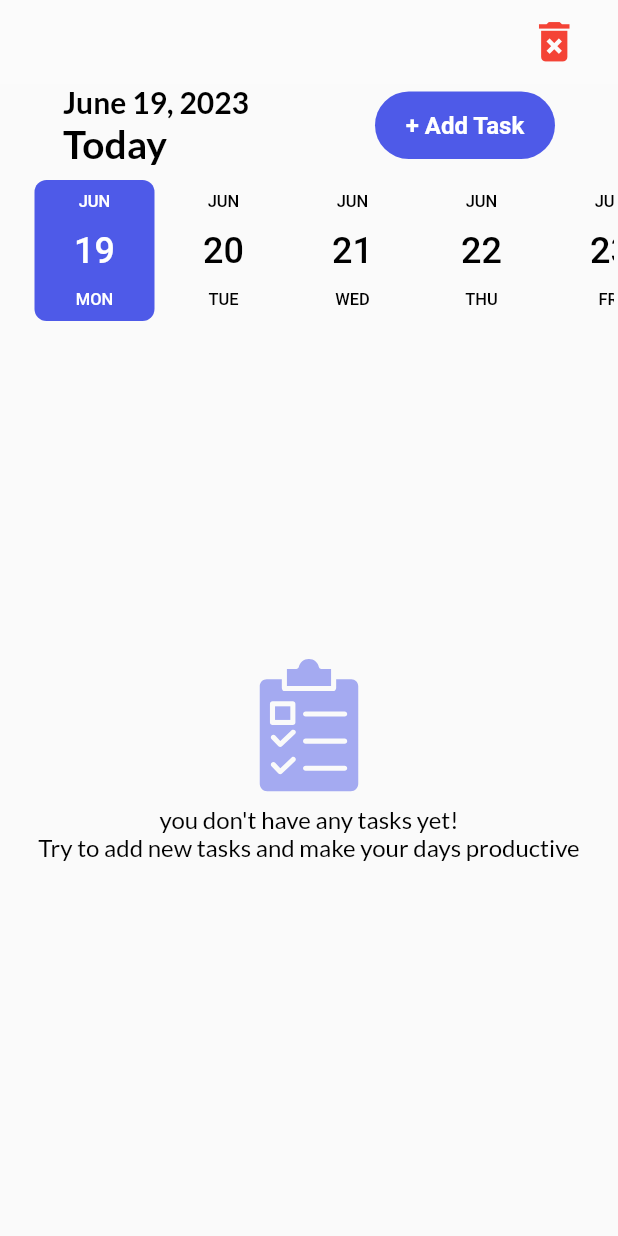
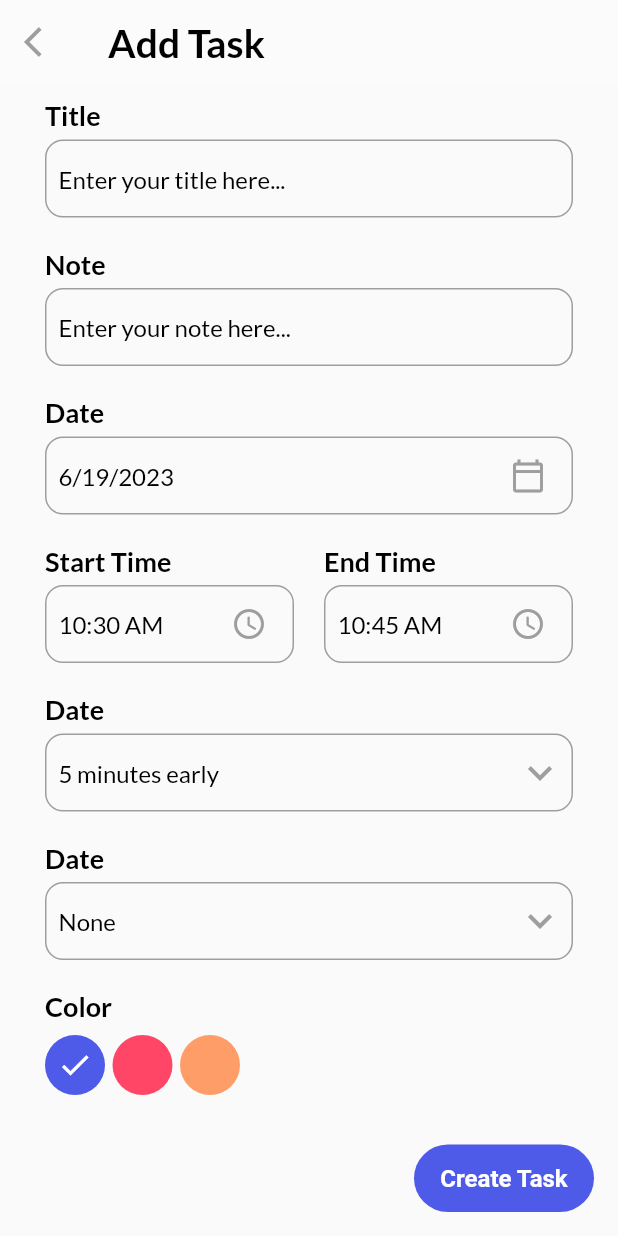
Before and after one commit to d4kash/todo-app, a Flutter app: the screen it shows after launch, after a tap on "+ Add Task", on a phone screen of 412 x 824 dp. Run offline on Flutter 3.47's test engine with Material 2 defaults, Android fonts, the phone set to English and light mode, and no system bars; drawn by our look-alikes of date_picker_timeline; our stand-ins replace flutter_staggered_animations, flutter_svg, get, get_storage, google_fonts, sqflite; accounts and stored records are empty.

Commit message:
add task button added

```diff
--- /dev/null
+++ b/lib/ui/pages/add_task_page.dart
@@ -0,0 +1,305 @@
+import 'package:flutter/material.dart';
+import 'package:get/get.dart';
+import 'package:intl/intl.dart';
+import 'package:todo/controllers/task_controller.dart';
+import 'package:todo/models/task.dart';
+import 'package:todo/ui/widgets/input_field.dart';
+
+import '../theme.dart';
+import '../widgets/button.dart';
+
+class AddTaskPage extends StatefulWidget {
+  const AddTaskPage({Key? key}) : super(key: key);
+
+  @override
+  State<AddTaskPage> createState() => _AddTaskPageState();
+}
+
+class _AddTaskPageState extends State<AddTaskPage> {
+  final TaskController _taskController = Get.put(TaskController());
+
+  final TextEditingController _titleController = TextEditingController();
+  final TextEditingController _noteController = TextEditingController();
+
+  late DateTime _selecteDate = DateTime.now();
+  late String _startTime =
+      DateFormat('hh:mm a').format(DateTime.now()).toString();
+  String _endTime = DateFormat('hh:mm a')
+      .format(DateTime.now().add(const Duration(minutes: 15)))
+      .toString();
+  int _selectedRemind = 5;
+  List<int> remindList = [5, 10, 15, 20];
+  String _selectedRepeat = 'None';
+  List<String> repeatList = ['None', 'Daily', 'Weekly', 'Monthly'];
+  int _selectedColor = 0;
+  List<Color> colorList = [bluishClr, pinkClr, orangeClr];
+
+  @override
+  Widget build(BuildContext context) {
+    return Scaffold(
+      appBar: _appBar(),
+      body: Container(
+        padding: const EdgeInsets.symmetric(horizontal: 20.0),
+        child: SingleChildScrollView(
+          child: Column(
+            children: [
+              //Title
+              InputField(
+                title: 'Title',
+                hint: 'Enter your title here...',
+                fieldController: _titleController,
+              ),
+              //Note
+              InputField(
+                title: 'Note',
+                hint: 'Enter your note here...',
+                fieldController: _noteController,
+              ),
+              //Date
+              InputField(
+                title: 'Date',
+                hint: DateFormat.yMd().format(_selecteDate),
+                child: IconButton(
+                  onPressed: () => _getDateFromUser(),
+                  icon: const Icon(
+                    Icons.calendar_today_outlined,
+                    color: Colors.grey,
+                  ),
+                ),
+              ),
+              //Date Range
+              Row(
+                children: [
+                  Expanded(
+                    child: InputField(
+                      title: 'Start Time',
+                      hint: _startTime,
+                      child: IconButton(
+                        onPressed: () => _getTimeFromUser(isStartTime: true),
+                        icon: const Icon(
+                          Icons.access_time_rounded,
+                          color: Colors.grey,
+                        ),
+                      ),
+                    ),
+                  ),
+                  Expanded(
+                    child: InputField(
+                      title: 'End Time',
+                      hint: _endTime,
+                      child: IconButton(
+                        onPressed: () => _getTimeFromUser(isStartTime: false),
+                        icon: const Icon(
+                          Icons.access_time_rounded,
+                          color: Colors.grey,
+                        ),
+                      ),
+                    ),
+                  ),
+                ],
+              ),
+              //Remind
+              InputField(
+                title: 'Date',
+                hint: '$_selectedRemind minutes early',
+                child: DropdownButton(
+                  onChanged: (String? newVal) {
+                    setState(() {
+                      _selectedRemind = int.parse(newVal!);
+                    });
+                  },
+                  items: remindList
+                      .map<DropdownMenuItem<String>>(
+                        (e) => DropdownMenuItem<String>(
+                          value: e.toString(),
+                          child: Text('$e minutes'),
+                        ),
+                      )
+                      .toList(),
+                  icon: const Icon(
+                    Icons.keyboard_arrow_down,
+                    size: 32,
+                    color: Colors.grey,
+                  ),
+                  elevation: 3,
+                  underline: Container(height: 0),
+                  borderRadius: BorderRadius.circular(15),
+                ),
+              ),
+              //Repeat
+              InputField(
+                title: 'Date',
+                hint: _selectedRepeat,
+                child: DropdownButton<String>(
+                  onChanged: (String? value) {
+                    setState(() {
+                      _selectedRepeat = value!;
+                    });
+                  },
+                  items: repeatList
+                      .map<DropdownMenuItem<String>>(
+                        (e) => DropdownMenuItem<String>(
+                          value: e,
+                          child: Text(e),
+                        ),
+                      )
+                      .toList(),
+                  icon: const Icon(
+                    Icons.keyboard_arrow_down,
+                    size: 32,
+                    color: Colors.grey,
+                  ),
+                  elevation: 3,
+                  underline: Container(height: 0),
+                  borderRadius: BorderRadius.circular(15),
+                ),
+              ),
+              //Color
+              Container(
+                margin: const EdgeInsets.symmetric(
+                    vertical: 10.0, horizontal: 10.0),
+                alignment: Alignment.centerLeft,
+                child: Column(
+                  crossAxisAlignment: CrossAxisAlignment.start,
+                  children: [
+                    Text(
+                      'Color',
+                      style: titleStyle,
+                      textAlign: TextAlign.left,
+                    ),
+                    Row(
+                      children: List.generate(
+                        colorList.length,
+                        (index) => Padding(
+                          padding: const EdgeInsets.only(right: 5.0, top: 8),
+                          child: InkWell(
+                            onTap: () {
+                              setState(() {
+                                _selectedColor = index;
+                              });
+                            },
+                            borderRadius: BorderRadius.circular(50),
+                            child: CircleAvatar(
+                              backgroundColor: colorList[index],
+                              child: index == _selectedColor
+                                  ? const Icon(
+                                      Icons.check,
+                                      color: Colors.white,
+                                    )
+                                  : null,
+                            ),
+                          ),
+                        ),
+                      ),
+                    )
+                  ],
+                ),
+              ),
+            ],
+          ),
+        ),
+      ),
+      floatingActionButton: MyButton(
+          label: 'Create Task',
+          onTap: () {
+            _validateDate();
+          }),
+    );
+  }
+
+  AppBar _appBar() {
+    return AppBar(
+      title: Text(
+        'Add Task',
+        style: headingStyle,
+      ),
+      elevation: 0,
+      backgroundColor:
+          Get.isDarkMode ? const Color(0x00303030) : Colors.white10,
+      leading: IconButton(
+        onPressed: () {
+          Get.back();
+        },
+        icon: const Icon(
+          Icons.arrow_back_ios,
+          size: 24,
+          color: Colors.grey,
+        ),
+      ),
+    );
+  }
+
+  _validateDate() {
+    if (_titleController.text.isNotEmpty && _noteController.text.isNotEmpty) {
+      print(1);
+      _addTaskToDb();
+      Get.back();
+    } else if (_titleController.text.isEmpty || _noteController.text.isEmpty) {
+      print(2);
+
+      Get.snackbar(
+        'Required',
+        'All fileds are required',
+        backgroundColor: Colors.white,
+        snackPosition: SnackPosition.BOTTOM,
+        colorText: pinkClr,
+        icon: const Icon(
+          Icons.warning_amber_rounded,
+          color: Colors.red,
+        ),
+      );
+    } else {
+      print('######## Error Here ! ########');
+    }
+  }
+
+  _addTaskToDb() {
+    _taskController.addTask(
+      task: Task(
+        id: null,
+        title: _titleController.text,
+        note: _noteController.text,
+        isCompleted: 0,
+        date: DateFormat.yMd().format(_selecteDate),
+        startTime: _startTime,
+        endTime: _endTime,
+        color: _selectedColor,
+        remind: _selectedRemind,
+        repeat: _selectedRepeat,
+      ),
+    );
+  }
+
+  _getDateFromUser() async {
+    DateTime? _pickedDate = await showDatePicker(
+      context: context,
+      initialDate: _selecteDate,
+      firstDate: DateTime(2015),
+      lastDate: DateTime(2030),
+    );
+    if (_pickedDate != null) {
+      setState(() {
+        _selecteDate = _pickedDate;
+      });
+    } else
+      print('picked date empty !');
+  }
+
+  _getTimeFromUser({required bool isStartTime}) async {
+    TimeOfDay? _pickedTime = await showTimePicker(
+      context: context,
+      initialTime: TimeOfDay.now(),
+    );
+    if (_pickedTime != null) {
+      setState(() {
+        if (isStartTime) {
+          _startTime = _pickedTime.format(context);
+          print(_startTime);
+        } else {
+          _endTime = _pickedTime.format(context);
+          print(_endTime);
+        }
+      });
+    }
+  }
+}
--- a/lib/ui/pages/home_page.dart
+++ b/lib/ui/pages/home_page.dart
@@ -7,7 +7,7 @@ import 'package:intl/intl.dart';
 import 'package:todo/models/task.dart';
 
 import 'package:todo/services/theme_services.dart';
-// import 'package:todo/ui/pages/add_task_page.dart';
+import 'package:todo/ui/pages/add_task_page.dart';
 import 'package:todo/ui/widgets/button.dart';
 import 'package:todo/ui/widgets/task_tile.dart';
 
@@ -85,8 +85,8 @@ class _HomePageState extends State<HomePage> {
         MyButton(
             label: '+ Add Task',
             onTap: () {
-              //   Get.to(() => const AddTaskPage(),
-              //       transition: Transition.downToUp);
+              Get.to(() => const AddTaskPage(),
+                  transition: Transition.downToUp);
             })
       ],
     );
--- a/lib/ui/theme.dart
+++ b/lib/ui/theme.dart
@@ -13,12 +13,12 @@ const Color darkHeaderClr = Color(0xFF424242);
 class Themes {
   static final light_theme = ThemeData(
     primaryColor: primaryClr,
-    // backgroundColor: primaryClr,
+    backgroundColor: primaryClr,
     brightness: Brightness.light,
   );
   static final dark_theme = ThemeData(
     primaryColor: Colors.teal,
-    // backgroundColor: primaryClr,
+    backgroundColor: primaryClr,
     brightness: Brightness.dark,
   );
 }
--- /dev/null
+++ b/lib/ui/widgets/input_field.dart
@@ -0,0 +1,68 @@
+import 'package:flutter/material.dart';
+import 'package:todo/ui/size_config.dart';
+import 'package:todo/ui/theme.dart';
+
+class InputField extends StatelessWidget {
+  const InputField(
+      {Key? key,
+      required this.title,
+      required this.hint,
+      this.fieldController,
+      this.child})
+      : super(key: key);
+
+  final String title;
+  final String hint;
+  final TextEditingController? fieldController;
+  final Widget? child;
+  @override
+  Widget build(BuildContext context) {
+    return Container(
+      margin: const EdgeInsets.symmetric(vertical: 10.0, horizontal: 10.0),
+      child: Column(
+        crossAxisAlignment: CrossAxisAlignment.start,
+        children: [
+          Text(
+            title,
+            style: titleStyle,
+          ),
+          Container(
+            alignment: Alignment.center,
+            width: SizeConfig.screenWidth * 0.95,
+            height: 52,
+            padding: const EdgeInsets.only(left: 8.0),
+            margin: const EdgeInsets.only(
+              top: 5,
+            ),
+            decoration: BoxDecoration(
+              borderRadius: BorderRadius.circular(12),
+              border: Border.all(width: 1, color: Colors.grey),
+            ),
+            child: Row(
+              children: [
+                Expanded(
+                  child: TextFormField(
+                    style: titleStyle,
+                    obscureText: false,
+                    autocorrect: false,
+                    decoration: InputDecoration(
+                      border: InputBorder.none,
+                      hintText: hint,
+                      hintStyle: subTitleStyle,
+                    ),
+                    controller: fieldController,
+                    readOnly: child != null ? true : false,
+                  ),
+                ),
+                Container(
+                  padding: const EdgeInsets.only(right: 5),
+                  child: child ?? Container(),
+                ),
+              ],
+            ),
+          ),
+        ],
+      ),
+    );
+  }
+}
```
